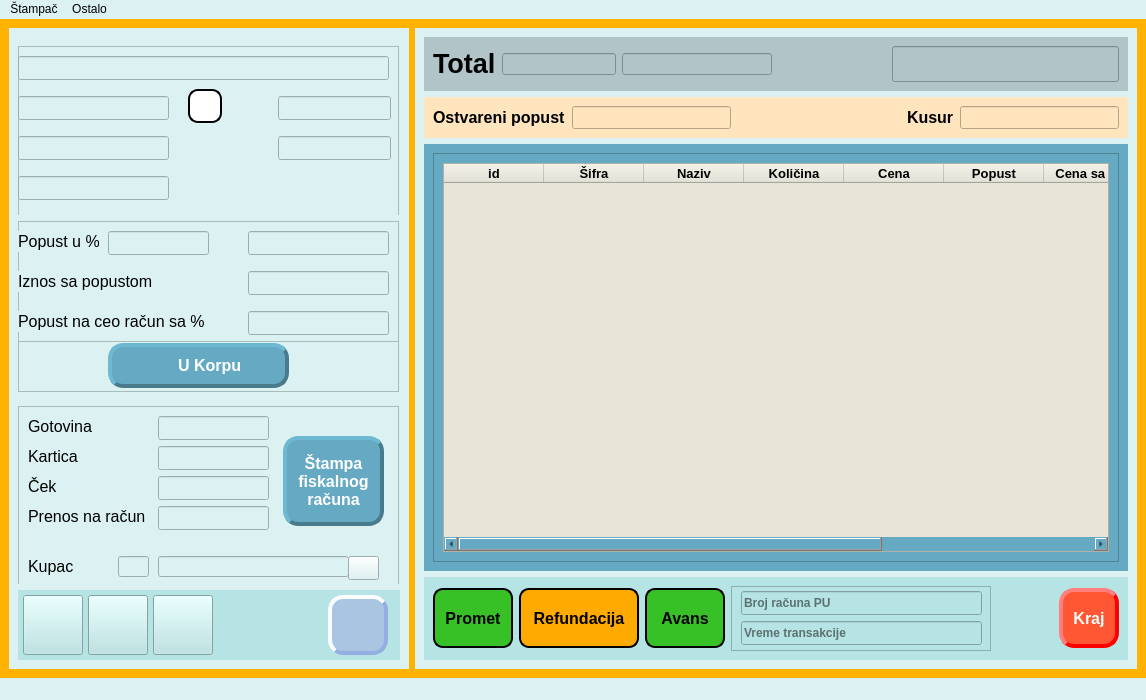
This is ui/main_window.ui in ljuba17/desktop_pos as Qt 5 draws it before an edit. The edited form follows.
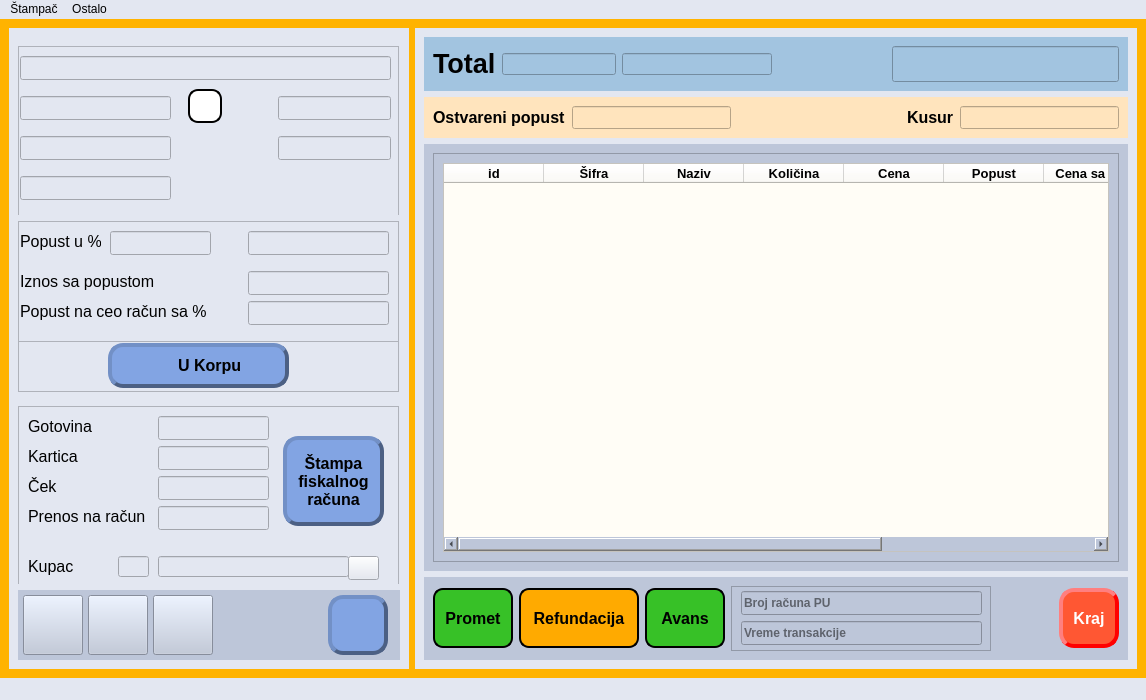
This is the edited form. Icons and pictures are not drawn.

Commit message: style: Izmena palete boja pozadine i dugmadi

Diff of the .ui file:
```diff
--- a/ui/main_window.ui
+++ b/ui/main_window.ui
@@ -24,7 +24,7 @@
     <normaloff>../resources/logo.png</normaloff>../resources/logo.png</iconset>
   </property>
   <property name="styleSheet">
-   <string notr="true">background-color: rgb(220, 242, 242);</string>
+   <string notr="true">background-color: #e3e7f1;</string>
   </property>
   <widget class="QWidget" name="centralwidget">
    <property name="styleSheet">
@@ -48,7 +48,7 @@
        </size>
       </property>
       <property name="styleSheet">
-       <string notr="true">background-color: rgb(220, 242, 242);</string>
+       <string notr="true">background-color: #e3e7f1;</string>
       </property>
       <layout class="QVBoxLayout" name="verticalLayout">
        <item>
@@ -69,7 +69,7 @@
            </sizepolicy>
           </property>
           <property name="styleSheet">
-           <string notr="true">alternate-background-color: rgb(182, 227, 227);</string>
+           <string notr="true"/>
           </property>
           <property name="frameShape">
            <enum>QFrame::StyledPanel</enum>
@@ -83,7 +83,7 @@
            </property>
            <property name="geometry">
             <rect>
-             <x>0</x>
+             <x>2</x>
              <y>10</y>
              <width>371</width>
              <height>24</height>
@@ -102,7 +102,7 @@
           <widget class="QLineEdit" name="sifraEdit">
            <property name="geometry">
             <rect>
-             <x>0</x>
+             <x>2</x>
              <y>50</y>
              <width>151</width>
              <height>24</height>
@@ -206,7 +206,7 @@
           <widget class="QLineEdit" name="kolicinaEdit">
            <property name="geometry">
             <rect>
-             <x>0</x>
+             <x>2</x>
              <y>90</y>
              <width>151</width>
              <height>24</height>
@@ -258,7 +258,7 @@
            </property>
            <property name="geometry">
             <rect>
-             <x>0</x>
+             <x>2</x>
              <y>130</y>
              <width>151</width>
              <height>24</height>
@@ -304,7 +304,7 @@
            </rect>
           </property>
           <property name="styleSheet">
-           <string notr="true">border-bottom-color: rgb(107, 134, 134);</string>
+           <string notr="true"/>
           </property>
           <property name="frameShape">
            <enum>QFrame::StyledPanel</enum>
@@ -315,7 +315,7 @@
           <widget class="QLabel" name="label">
            <property name="geometry">
             <rect>
-             <x>0</x>
+             <x>2</x>
              <y>10</y>
              <width>81</width>
              <height>21</height>
@@ -333,7 +333,7 @@
           <widget class="QLineEdit" name="procPopEdit">
            <property name="geometry">
             <rect>
-             <x>90</x>
+             <x>92</x>
              <y>10</y>
              <width>101</width>
              <height>24</height>
@@ -382,7 +382,7 @@
           <widget class="QLabel" name="label_2">
            <property name="geometry">
             <rect>
-             <x>0</x>
+             <x>2</x>
              <y>50</y>
              <width>191</width>
              <height>21</height>
@@ -428,7 +428,7 @@
            <property name="geometry">
             <rect>
              <x>230</x>
-             <y>90</y>
+             <y>80</y>
              <width>141</width>
              <height>24</height>
             </rect>
@@ -451,8 +451,8 @@
           <widget class="QLabel" name="label_3">
            <property name="geometry">
             <rect>
-             <x>0</x>
-             <y>90</y>
+             <x>2</x>
+             <y>80</y>
              <width>191</width>
              <height>21</height>
             </rect>
@@ -502,12 +502,12 @@
            </property>
            <property name="styleSheet">
             <string notr="true">QPushButton#btnKorpa {
-	background-color: #65aac2;
-	color: rgb(255, 255, 255);
+	background-color: #82a4e3;
+	color: black;
     border-style:outset;
 	border-width:4px;
 	border-radius:15px;
-	border-color:#497b8c;
+	border-color:#4c6084;
 	padding:10px;
 }
 QPushButton#btnKorpa:hover {
@@ -569,6 +569,9 @@
             <verstretch>0</verstretch>
            </sizepolicy>
           </property>
+          <property name="styleSheet">
+           <string notr="true"/>
+          </property>
           <property name="frameShape">
            <enum>QFrame::StyledPanel</enum>
           </property>
@@ -812,12 +815,12 @@
            </property>
            <property name="styleSheet">
             <string notr="true">QPushButton#btnStampa {
-	background-color: #65aac2;
-	color: rgb(255, 255, 255);
+	background-color: #82a4e3;
+	color: black;
     border-style:outset;
 	border-width:4px;
 	border-radius:15px;
-	border-color:#497b8c;
+	border-color:#4c6084;
 	padding:10px;
 }
 QPushButton#btnStampa:hover {
@@ -914,8 +917,8 @@
           </size>
          </property>
          <property name="styleSheet">
-          <string notr="true">background-color: rgb(182, 227, 227);
-border-color: rgb(35, 35, 35);</string>
+          <string notr="true">background-color: #bdc6d9;
+</string>
          </property>
          <widget class="QPushButton" name="btnKupac1">
           <property name="geometry">
@@ -1078,13 +1081,13 @@
           </property>
           <property name="styleSheet">
            <string notr="true">QPushButton#btnIzaberiKupca {
-    background-color: #A9C5E2;
+    background-color: #82a4e3;
     color: white; /* Bela boja teksta */
     font-size: 20px; /* Veličina fonta */
     font-weight: bold; /* Podebljani tekst */
     border-style:outset;
 	border-width:4px;
-	border-color: #93afe2;
+	border-color: #4c6084;
 	border-radius:15px;
 	padding:10px;
 }
@@ -1121,7 +1124,7 @@
     <item>
      <widget class="QWidget" name="desniWidget" native="true">
       <property name="styleSheet">
-       <string notr="true">background-color: rgb(220, 242, 242);</string>
+       <string notr="true">background-color: #e3e7f1;</string>
       </property>
       <layout class="QVBoxLayout" name="verticalLayout_2">
        <item>
@@ -1140,7 +1143,7 @@
          </property>
          <property name="styleSheet">
           <string notr="true">
-background-color: rgb(177, 197, 200);</string>
+background-color: #a2c4e0;</string>
          </property>
          <layout class="QHBoxLayout" name="horizontalLayout_3">
           <item>
@@ -1376,7 +1379,7 @@
           </sizepolicy>
          </property>
          <property name="styleSheet">
-          <string notr="true">background-color: rgb(101, 170, 194);</string>
+          <string notr="true">background-color: #bdc6d9;</string>
          </property>
          <layout class="QVBoxLayout" name="verticalLayout_3">
           <item>
@@ -1412,7 +1415,7 @@
                 <string>Tabela u kojoj su prikazane stavke računa.</string>
                </property>
                <property name="styleSheet">
-                <string notr="true">background-color: rgb(231, 229, 215);</string>
+                <string notr="true">background-color: #FFFDF6;</string>
                </property>
                <property name="rowCount">
                 <number>0</number>
@@ -1441,9 +1444,9 @@
                 </property>
                 <property name="background">
                  <color>
-                  <red>185</red>
-                  <green>203</green>
-                  <blue>204</blue>
+                  <red>162</red>
+                  <green>196</green>
+                  <blue>224</blue>
                  </color>
                 </property>
                 <property name="foreground">
@@ -1468,9 +1471,9 @@
                 </property>
                 <property name="background">
                  <color>
-                  <red>185</red>
-                  <green>203</green>
-                  <blue>204</blue>
+                  <red>162</red>
+                  <green>196</green>
+                  <blue>224</blue>
                  </color>
                 </property>
                 <property name="foreground">
@@ -1495,9 +1498,9 @@
                 </property>
                 <property name="background">
                  <color>
-                  <red>185</red>
-                  <green>203</green>
-                  <blue>204</blue>
+                  <red>162</red>
+                  <green>196</green>
+                  <blue>224</blue>
                  </color>
                 </property>
                 <property name="foreground">
@@ -1522,9 +1525,9 @@
                 </property>
                 <property name="background">
                  <color>
-                  <red>185</red>
-                  <green>203</green>
-                  <blue>204</blue>
+                  <red>162</red>
+                  <green>196</green>
+                  <blue>224</blue>
                  </color>
                 </property>
                 <property name="foreground">
@@ -1549,9 +1552,9 @@
                 </property>
                 <property name="background">
                  <color>
-                  <red>185</red>
-                  <green>203</green>
-                  <blue>204</blue>
+                  <red>162</red>
+                  <green>196</green>
+                  <blue>224</blue>
                  </color>
                 </property>
                 <property name="foreground">
@@ -1576,9 +1579,9 @@
                 </property>
                 <property name="background">
                  <color>
-                  <red>185</red>
-                  <green>203</green>
-                  <blue>204</blue>
+                  <red>162</red>
+                  <green>196</green>
+                  <blue>224</blue>
                  </color>
                 </property>
                 <property name="foreground">
@@ -1603,9 +1606,9 @@
                 </property>
                 <property name="background">
                  <color>
-                  <red>185</red>
-                  <green>203</green>
-                  <blue>204</blue>
+                  <red>162</red>
+                  <green>196</green>
+                  <blue>224</blue>
                  </color>
                 </property>
                 <property name="foreground">
@@ -1630,9 +1633,9 @@
                 </property>
                 <property name="background">
                  <color>
-                  <red>185</red>
-                  <green>203</green>
-                  <blue>204</blue>
+                  <red>162</red>
+                  <green>196</green>
+                  <blue>224</blue>
                  </color>
                 </property>
                 <property name="foreground">
@@ -1657,9 +1660,9 @@
                 </property>
                 <property name="background">
                  <color>
-                  <red>185</red>
-                  <green>203</green>
-                  <blue>204</blue>
+                  <red>162</red>
+                  <green>196</green>
+                  <blue>224</blue>
                  </color>
                 </property>
                 <property name="foreground">
@@ -1695,7 +1698,7 @@
           </size>
          </property>
          <property name="styleSheet">
-          <string notr="true">background-color: rgb(182, 227, 227);</string>
+          <string notr="true">background-color: #bdc6d9;</string>
          </property>
          <layout class="QHBoxLayout" name="horizontalLayout_2">
           <item>
```
Left out of the diff: 15 changed lines with no effect on the pictures. The commit also changes 12 other files.
